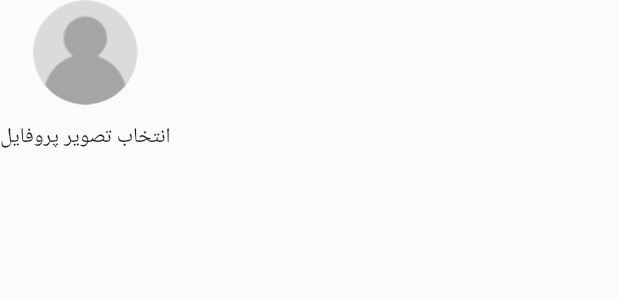
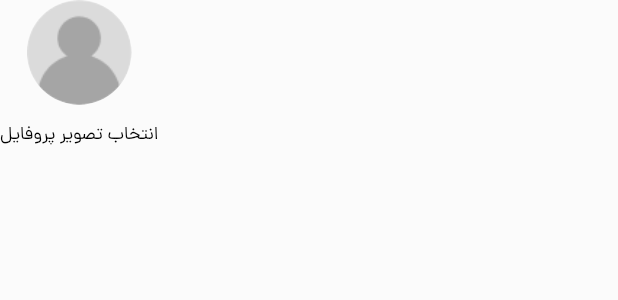
Before and after one commit to PooriaSr/watch_store, a Flutter app: the AppAvatar widget shown alone on an empty page, opened directly, on a phone screen of 412 x 824 dp. Shown: the top 300 px of the screen. Run offline on Flutter 3.47's test engine with Material 3 defaults, Android fonts, the phone set to English and light mode, and no system bars; our stand-ins replace flutter_spinkit, flutter_svg.

```diff
--- a/lib/components/text_styles.dart
+++ b/lib/components/text_styles.dart
@@ -6,11 +6,30 @@ class LightAppTextStyles {
   LightAppTextStyles._();
 
   static const TextStyle title = TextStyle(
-      fontFamily: FontFamily.dana, fontSize: 14, color: LightAppColors.title);
+      fontFamily: FontFamily.dana,
+      fontSize: 14,
+      fontWeight: FontWeight.w400,
+      color: LightAppColors.title);
+  static const TextStyle avatarText = TextStyle(
+      fontFamily: FontFamily.dana,
+      fontSize: 12,
+      fontWeight: FontWeight.w400,
+      color: LightAppColors.title);
   static const TextStyle hint = TextStyle(
       fontFamily: FontFamily.dana, fontSize: 13, color: LightAppColors.hint);
-  static const TextStyle buttonTitle = TextStyle(
+  static const TextStyle mainButtonTitle = TextStyle(
       fontFamily: FontFamily.dana,
       fontSize: 14,
+      fontWeight: FontWeight.w500,
       color: LightAppColors.mainButtonText);
+  static const TextStyle appBarTitle = TextStyle(
+      fontFamily: FontFamily.dana,
+      fontSize: 16,
+      fontWeight: FontWeight.w400,
+      color: LightAppColors.title);
+  static const TextStyle wrongNumberChangeNumberText = TextStyle(
+      fontFamily: FontFamily.dana,
+      fontSize: 14,
+      fontWeight: FontWeight.w400,
+      color: Color.fromARGB(255, 0, 117, 251));
 }
--- a/lib/main.dart
+++ b/lib/main.dart
@@ -1,6 +1,7 @@
 import 'package:flutter/material.dart';
 import 'package:watch_store/components/themes.dart';
-import 'package:watch_store/screens/register/user_register_screen.dart';
+import 'package:watch_store/route/routes.dart';
+import 'package:watch_store/route/screen_names.dart';
 
 void main() {
   runApp(const MyApp());
@@ -15,7 +16,8 @@ class MyApp extends StatelessWidget {
       debugShowCheckedModeBanner: false,
       theme: lightTheme(),
       title: 'Watch App',
-      home: const UserRegisterScreen(),
+      initialRoute: ScreenNames.root,
+      routes: routes,
     );
   }
 }
--- /dev/null
+++ b/lib/route/screen_names.dart
@@ -0,0 +1,8 @@
+class ScreenNames {
+  ScreenNames._();
+
+  static const root = "/";
+  static const getOtpScreen = "/getOtpScreen";
+  static const verifyOtpScreen = "/verifyOtpScreen";
+  static const userRegisterScreen = "/userRegisterScreen";
+}
--- a/lib/screens/register/get_otp_screen.dart
+++ b/lib/screens/register/get_otp_screen.dart
@@ -3,7 +3,7 @@ import 'package:watch_store/components/extensions.dart';
 
 import 'package:watch_store/resource/dimens.dart';
 import 'package:watch_store/resource/strings.dart';
-import 'package:watch_store/widgets/app_button.dart';
+import 'package:watch_store/widgets/main_app_button.dart';
 import 'package:watch_store/widgets/app_logo.dart';
 import 'package:watch_store/widgets/app_text_field.dart';
 
@@ -13,7 +13,7 @@ class GetOtpScreen extends StatelessWidget {
   @override
   Widget build(BuildContext context) {
     final TextEditingController textEditingController = TextEditingController();
-    Size phoneSize = MediaQuery.of(context).size;
+
     return GestureDetector(
       onTap: () => FocusScope.of(context).unfocus(),
       child: Scaffold(
@@ -21,7 +21,7 @@ class GetOtpScreen extends StatelessWidget {
           mainAxisAlignment: MainAxisAlignment.center,
           children: [
             const AppLogo(),
-            (phoneSize.height / 6.6).sizedBoxHeight,
+            AppDimens.xxxLarge.sizedBoxHeight,
             AppTextField(
               controller: textEditingController,
               title: AppStrings.enterYourNumber,
--- a/lib/screens/register/user_register_screen.dart
+++ b/lib/screens/register/user_register_screen.dart
@@ -4,7 +4,7 @@ import 'package:watch_store/gen/assets.gen.dart';
 import 'package:watch_store/resource/dimens.dart';
 import 'package:watch_store/resource/strings.dart';
 import 'package:watch_store/widgets/app_avatar.dart';
-import 'package:watch_store/widgets/app_button.dart';
+import 'package:watch_store/widgets/main_app_button.dart';
 import 'package:watch_store/widgets/app_text_field.dart';
 import 'package:watch_store/widgets/main_app_bar.dart';
 import 'package:flutter_svg/flutter_svg.dart';
@@ -61,7 +61,7 @@ class UserRegisterScreen extends StatelessWidget {
                     controller: textEditingController,
                     icon: const Icon(Icons.location_on_outlined),
                   ),
-                  AppDimens.xxLarge.sizedBoxHeight,
+                  AppDimens.xxxLarge.sizedBoxHeight,
                   MainAppButton(onPressed: () {}, title: AppStrings.register),
                   (MediaQuery.of(context).viewInsets.bottom / 1.4)
                       .sizedBoxHeight,
--- a/lib/widgets/app_avatar.dart
+++ b/lib/widgets/app_avatar.dart
@@ -1,5 +1,6 @@
 import 'package:flutter/material.dart';
 import 'package:watch_store/components/extensions.dart';
+import 'package:watch_store/components/text_styles.dart';
 import 'package:watch_store/gen/assets.gen.dart';
 import 'package:watch_store/resource/dimens.dart';
 import 'package:watch_store/resource/strings.dart';
@@ -22,7 +23,10 @@ class AppAvatar extends StatelessWidget {
                   image: Assets.png.avatar.provider(), fit: BoxFit.cover)),
         ),
         AppDimens.medium.sizedBoxHeight,
-        const Text(AppStrings.chooseProfileImage)
+        const Text(
+          AppStrings.chooseProfileImage,
+          style: LightAppTextStyles.avatarText,
+        )
       ],
     );
   }
--- a/lib/widgets/main_app_bar.dart
+++ b/lib/widgets/main_app_bar.dart
@@ -1,4 +1,5 @@
 import 'package:flutter/material.dart';
+import 'package:watch_store/components/text_styles.dart';
 import 'package:watch_store/resource/colors.dart';
 import 'package:watch_store/resource/dimens.dart';
 
@@ -20,7 +21,10 @@ class MainAppBar extends StatelessWidget {
           icon,
           Padding(
             padding: const EdgeInsets.only(bottom: AppDimens.xSmall),
-            child: Text(title),
+            child: Text(
+              title,
+              style: LightAppTextStyles.appBarTitle,
+            ),
           ),
         ],
       ),
--- a/lib/widgets/app_button.dart
+++ b/lib/widgets/main_app_button.dart
@@ -12,14 +12,14 @@ class MainAppButton extends StatelessWidget {
   Widget build(BuildContext context) {
     Size phoneSize = MediaQuery.of(context).size;
     return SizedBox(
-      width: phoneSize.width / 1.6,
+      width: phoneSize.width / 1.4,
       height: phoneSize.height / 20,
       child: ElevatedButton(
         onPressed: onPressed,
         style: AppButtonStyles.mainButtonStyle,
         child: Text(
           title,
-          style: LightAppTextStyles.buttonTitle,
+          style: LightAppTextStyles.mainButtonTitle,
         ),
       ),
     );
```
Also changed, not shown: lib/route/routes.dart (added, +13 -0 lines), lib/screens/register/verify_otp_screen.dart (+9 -3 lines), lib/screens/splash_screen.dart (+17 -1 lines).
